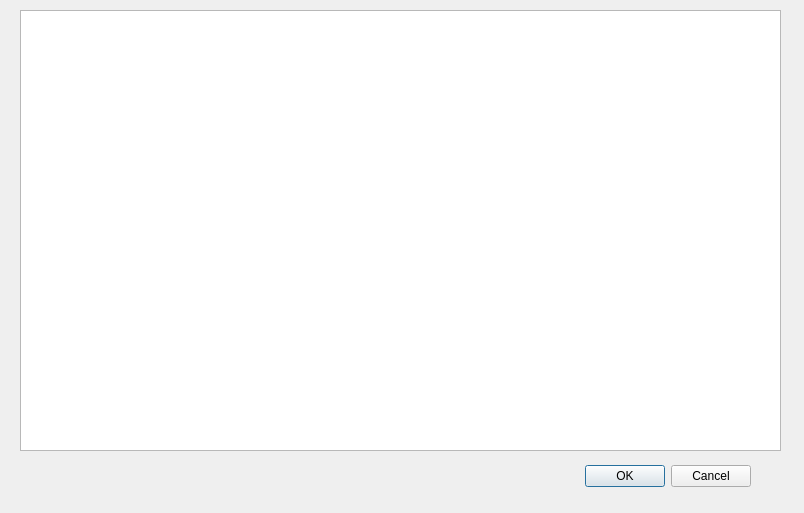
Qt form chess_pairing_program/addplayertotournament.ui (szachiszta/chess-pairing-program) before a commit.
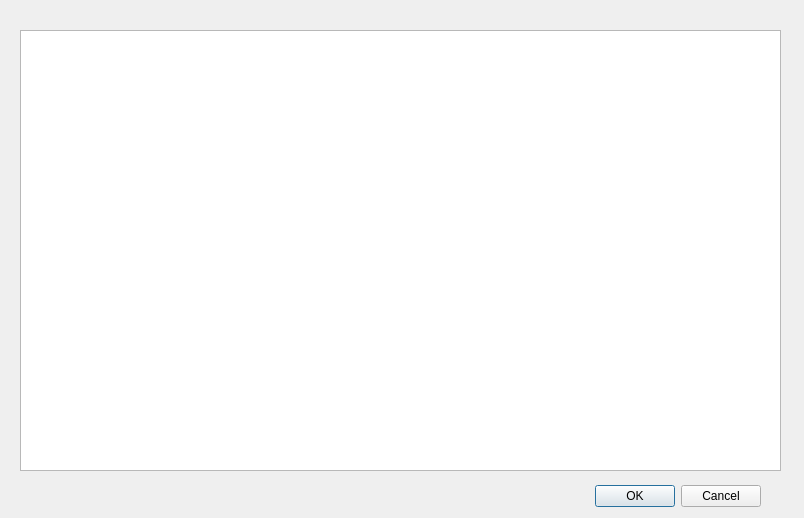
The same form after that commit.

```diff
--- a/chess_pairing_program/addplayertotournament.ui
+++ b/chess_pairing_program/addplayertotournament.ui
@@ -7,7 +7,7 @@
     <x>0</x>
     <y>0</y>
     <width>804</width>
-    <height>513</height>
+    <height>518</height>
    </rect>
   </property>
   <property name="windowTitle">
@@ -16,8 +16,8 @@
   <widget class="QDialogButtonBox" name="buttonBox">
    <property name="geometry">
     <rect>
-     <x>410</x>
-     <y>460</y>
+     <x>420</x>
+     <y>480</y>
      <width>341</width>
      <height>32</height>
     </rect>
@@ -33,7 +33,7 @@
    <property name="geometry">
     <rect>
      <x>20</x>
-     <y>10</y>
+     <y>30</y>
      <width>761</width>
      <height>441</height>
     </rect>
```
